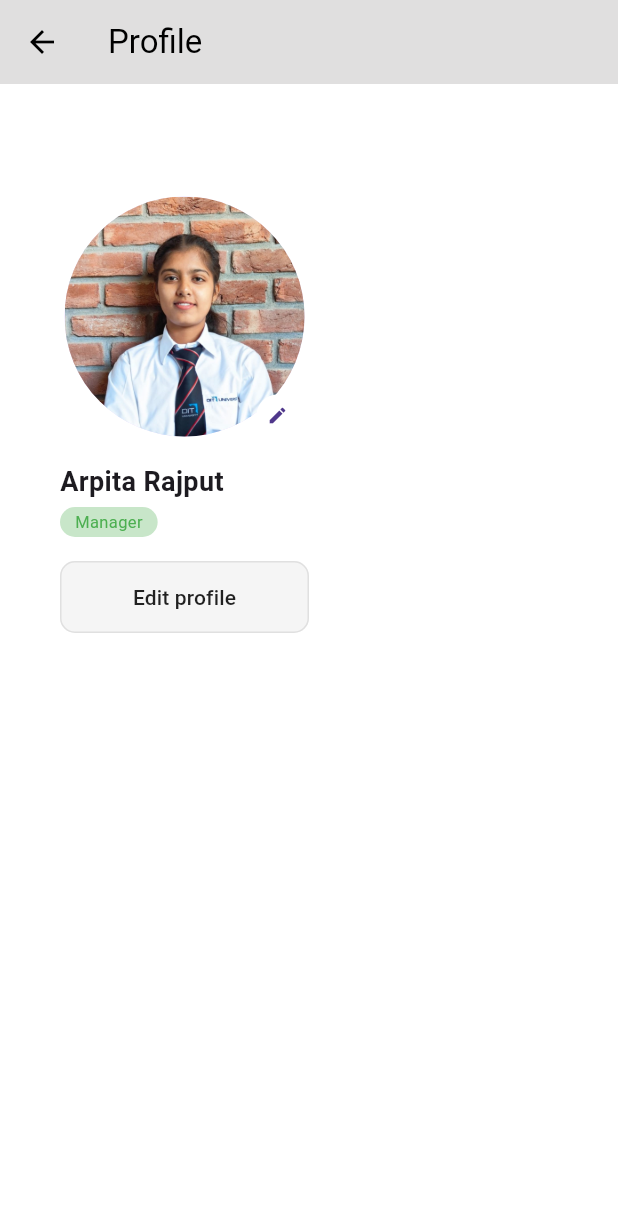
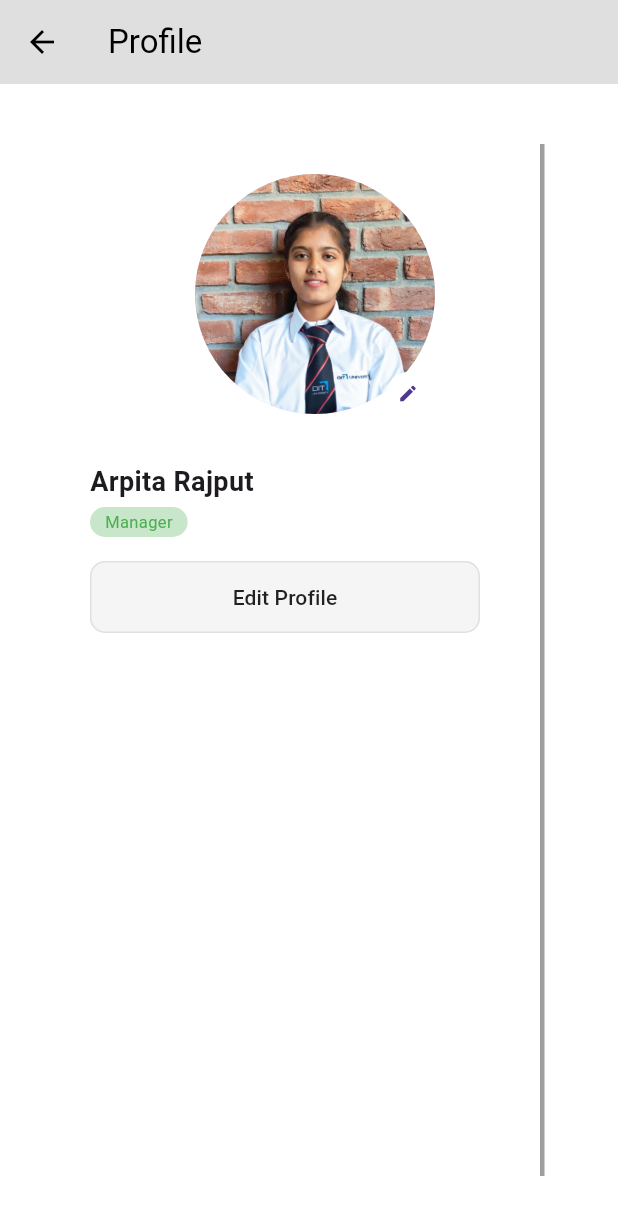
Before and after one commit to Romy907/canteendesk, a Flutter app: the ManagerProfile screen opened directly, on a phone screen of 412 x 824 dp. Shown: the top 1215 px of the screen. Run offline on Flutter 3.47's test engine with Material 3 defaults, Android fonts, the phone set to English and light mode, and no system bars; our stand-ins replace firebase_database, fl_chart, flutter_animate, flutter_image_compress, image_picker, qr_flutter and 2 more; accounts and stored records are empty.

Commit message:
refactor: Update ManagerProfile to use StatefulWidget and enhance UI layout; adjust ManagerMenu app bar height

```diff
--- a/lib/Manager/ManagerMenu.dart
+++ b/lib/Manager/ManagerMenu.dart
@@ -95,7 +95,9 @@ class _ManagerManageMenuState extends State<ManagerManageMenu> {
   @override
   Widget build(BuildContext context) {
     return Scaffold(
-      appBar: AppBar(
+      appBar: PreferredSize(
+      preferredSize: Size.fromHeight(40),
+      child: AppBar(
         title: const Text(
           'Manage Menu Items',
           style: TextStyle(fontWeight: FontWeight.bold, color: Colors.white),
@@ -124,6 +126,7 @@ class _ManagerManageMenuState extends State<ManagerManageMenu> {
             },
           ),
         ],
+      ),
       ),
       floatingActionButton: _isError
           ? null
--- a/lib/Manager/ManagerProfile.dart
+++ b/lib/Manager/ManagerProfile.dart
@@ -1,9 +1,20 @@
+import 'package:canteendesk/Manager/ChangePasswordPanel.dart';
 import 'package:flutter/material.dart';
 
-class ManagerProfile extends StatelessWidget {
+class ManagerProfile extends StatefulWidget {
+  @override
+  _ManagerProfileState createState() => _ManagerProfileState();
+}
+
+class _ManagerProfileState extends State<ManagerProfile> {
+  bool isEditing = false;
+
+  final TextEditingController nameController = TextEditingController(text: 'Arpita Rajput');
+  final TextEditingController roleController = TextEditingController(text: 'Manager');
+
   @override
   Widget build(BuildContext context) {
-    final screenWidth = MediaQuery.of(context).size.width;
+    final screenHeight = MediaQuery.of(context).size.height;
 
     return Scaffold(
       backgroundColor: Colors.white,
@@ -18,23 +29,22 @@ class ManagerProfile extends StatelessWidget {
       ),
       body: Row(
         children: [
-          // LEFT HALF WITH SLIGHTLY INCREASED MARGIN
           SizedBox(
-            width: screenWidth * 0.5,
+            width: 360,
             child: Align(
               alignment: Alignment.topLeft,
+              child: SingleChildScrollView(
+                padding: const EdgeInsets.only(top: 80),
                 child: Container(
-                width: 320,
-                margin: const EdgeInsets.only(left: 40), // Slightly increased from 20
-                padding: const EdgeInsets.only(top: 80),
+                  width: 300,
+                  margin: const EdgeInsets.only(left: 60),
                   child: Column(
-                  mainAxisSize: MainAxisSize.min,
                     crossAxisAlignment: CrossAxisAlignment.start,
                     children: [
                       Center(
                         child: Transform.translate(
-                        offset: const Offset(0, -5),
-                   child :  Stack(
+                          offset: const Offset(0, -20),
+                          child: Stack(
                             alignment: Alignment.bottomRight,
                             children: [
                               const CircleAvatar(
@@ -55,9 +65,9 @@ class ManagerProfile extends StatelessWidget {
                         ),
                       ),
                       const SizedBox(height: 12),
-                    const Text(
-                      'Arpita Rajput',
-                      style: TextStyle(fontSize: 18, fontWeight: FontWeight.w600),
+                      Text(
+                        nameController.text,
+                        style: const TextStyle(fontSize: 18, fontWeight: FontWeight.w600),
                       ),
                       const SizedBox(height: 4),
                       Container(
@@ -66,26 +76,32 @@ class ManagerProfile extends StatelessWidget {
                           color: Colors.green[100],
                           borderRadius: BorderRadius.circular(20),
                         ),
-                      child: const Text(
-                        'Manager',
-                        style: TextStyle(color: Colors.green, fontSize: 11),
+                        child: Text(
+                          roleController.text,
+                          style: const TextStyle(color: Colors.green, fontSize: 11),
                         ),
                       ),
                       const SizedBox(height: 16),
                       SizedBox(
                         width: 260,
                         child: OutlinedButton(
-    onPressed: () {},
+                          onPressed: () {
+                            setState(() {
+                              isEditing = !isEditing;
+                            });
+                          },
                           style: OutlinedButton.styleFrom(
                             side: BorderSide(color: Colors.grey.shade300),
                             shape: RoundedRectangleBorder(borderRadius: BorderRadius.circular(10)),
                             backgroundColor: const Color.fromARGB(255, 245, 245, 245),
                             padding: const EdgeInsets.symmetric(horizontal: 30, vertical: 14),
                           ),
-
-    child: const Text(
-      'Edit profile',
-      style: TextStyle(color: Colors.black87, fontWeight: FontWeight.w500),
+                          child: Text(
+                            isEditing ? 'Save Profile' : 'Edit Profile',
+                            style: const TextStyle(
+                              color: Colors.black87,
+                              fontWeight: FontWeight.w500,
+                            ),
                           ),
                         ),
                       ),
@@ -94,11 +110,47 @@ SizedBox(
                 ),
               ),
             ),
-          // RIGHT SIDE EMPTY
-          Expanded(child: Container()),
+          ),
+          Container(
+            padding: const EdgeInsets.symmetric(vertical: 40),
+            child: const VerticalDivider(
+              width: 1,
+              thickness: 3,
+              color: Colors.grey,
+            ),
+          ),
+          Expanded(
+            child: Padding(
+              padding: const EdgeInsets.symmetric(horizontal: 40, vertical: 40),
+              child: Column(
+                crossAxisAlignment: CrossAxisAlignment.start,
+                children: [
+                  _buildOption('Change Password', Icons.lock),
+                  const SizedBox(height: 20),
+                ],
+              ),
+            ),
+          ),
         ],
       ),
     );
   }
 
+  Widget _buildOption(String label, IconData icon) {
+    return InkWell(
+      onTap: () {
+        // Add navigation or action
+      },
+      child: Row(
+        children: [
+          Icon(icon, color: Colors.black),
+          const SizedBox(width: 12),
+          Text(
+            label,
+            style: const TextStyle(fontSize: 16, fontWeight: FontWeight.w500),
+          ),
+        ],
+      ),
+    );
   }
+}
```
Also changed, not shown: lib/Manager/ChangePasswordPanel.dart (added). Lines whose indentation alone changed are shown as unchanged.
